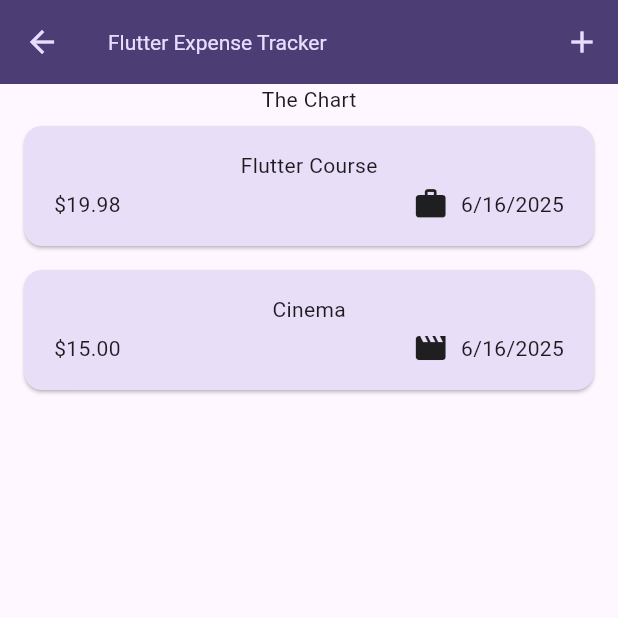
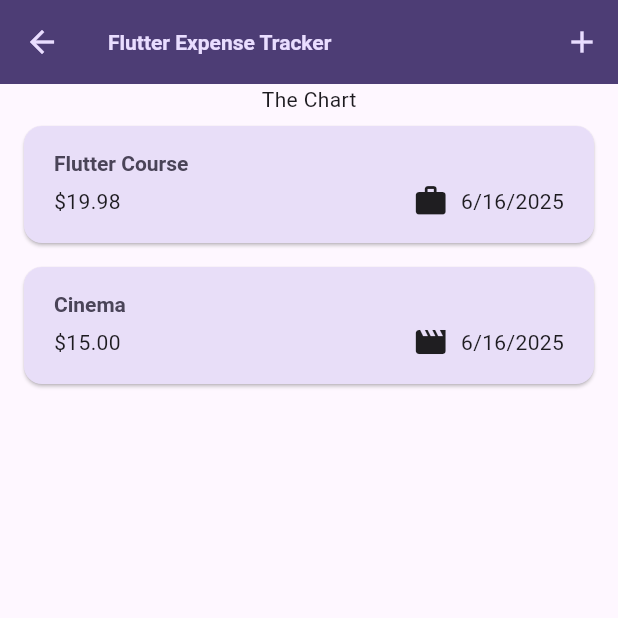
Before and after one commit to dhikadityre/ExpenseTrackerFt, a Flutter app: the screen it shows after launch, on a phone screen of 412 x 824 dp, the top half of it. Run offline on Flutter 3.47's test engine with Material 3 defaults, Android fonts, the phone set to English and light mode, and no system bars.

Commit message:
feat: using theme data in widget

```diff
--- a/lib/main.dart
+++ b/lib/main.dart
@@ -26,7 +26,7 @@ void main() {
         ),
         textTheme: ThemeData().textTheme.copyWith(
               titleLarge: TextStyle(
-                fontWeight: FontWeight.normal,
+                fontWeight: FontWeight.bold,
                 color: kColorScheme.onSecondaryContainer,
                 fontSize: 14,
               ),
--- a/lib/widgets/expenses_list/expenses_item.dart
+++ b/lib/widgets/expenses_list/expenses_item.dart
@@ -12,18 +12,31 @@ class ExpensesItem extends StatelessWidget {
       child: Padding(
         padding: const EdgeInsets.symmetric(horizontal: 20, vertical: 16),
         child: Column(
+          crossAxisAlignment: CrossAxisAlignment.start,
           children: [
-            Text(expanse.title),
-            const SizedBox(height: 4,),
-            Row(children: [
-              Text('\$${expanse.amount.toStringAsFixed(2)}'), // 12.3433 -> 12.34
-              const Spacer(),
-              Row(children: [
-                Icon(categoryIcons[expanse.category]),
-                const SizedBox(width: 8,),
-                Text(expanse.formattedDate)
-              ],),
-            ],)
+            Text(
+              expanse.title,
+              style: Theme.of(context).textTheme.titleLarge,
+            ),
+            const SizedBox(
+              height: 4,
+            ),
+            Row(
+              children: [
+                Text(
+                    '\$${expanse.amount.toStringAsFixed(2)}'), // 12.3433 -> 12.34
+                const Spacer(),
+                Row(
+                  children: [
+                    Icon(categoryIcons[expanse.category]),
+                    const SizedBox(
+                      width: 8,
+                    ),
+                    Text(expanse.formattedDate)
+                  ],
+                ),
+              ],
+            )
           ],
         ),
       ),
--- a/lib/widgets/expenses_list/expenses_list.dart
+++ b/lib/widgets/expenses_list/expenses_list.dart
@@ -3,7 +3,8 @@ import 'package:expense_tracker_ft/widgets/expenses_list/expenses_item.dart';
 import 'package:flutter/material.dart';
 
 class ExpensesList extends StatelessWidget {
-  const ExpensesList({super.key, required this.expenses, required this.onRemove});
+  const ExpensesList(
+      {super.key, required this.expenses, required this.onRemove});
 
   final List<ExpansesModel> expenses;
   final void Function(ExpansesModel expense) onRemove;
@@ -14,6 +15,10 @@ class ExpensesList extends StatelessWidget {
       itemCount: expenses.length,
       itemBuilder: (ctx, index) => Dismissible(
         key: ValueKey(expenses[index]),
+        background: Container( // BG Merah
+          color: Theme.of(context).colorScheme.error,
+          margin: Theme.of(context).cardTheme.margin,
+        ),
         onDismissed: (direcion) {
           onRemove(expenses[index]);
         },
```
